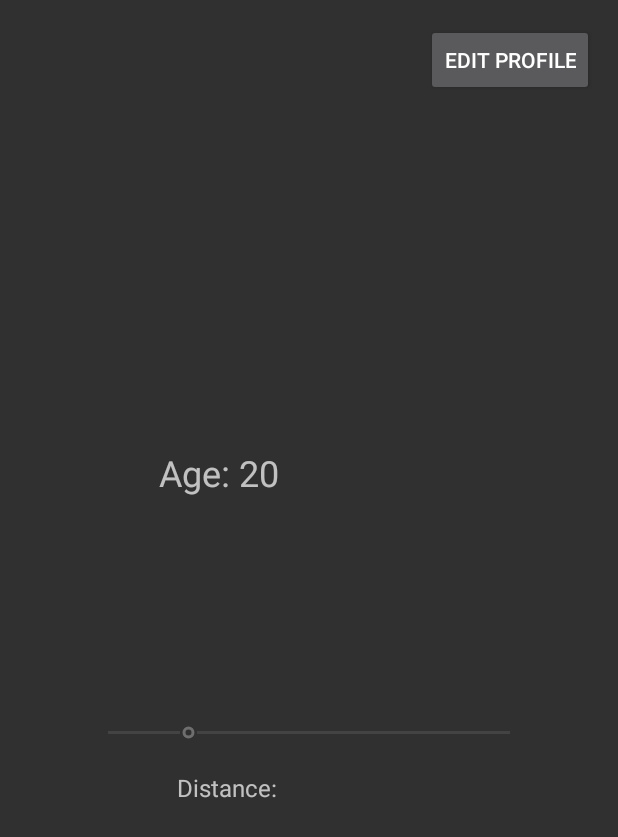
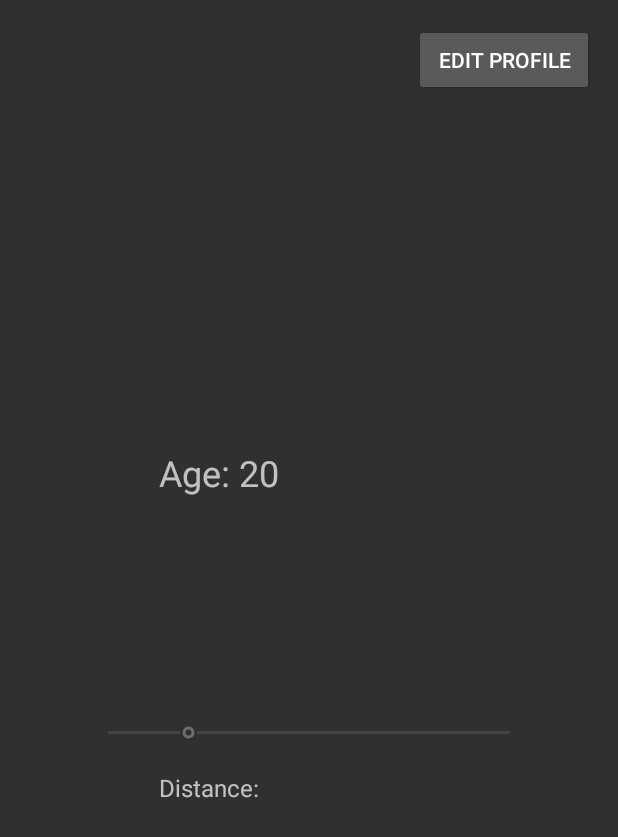
Before and after one commit to Miyagee/LiveNow, an Android app: the MainActivity screen opened directly, with no data from a screen before it, after a tap on "PROFILE", on a phone screen of 412 x 824 dp. Shown: the top 837 px of the screen. Run offline under Robolectric (Android 15) with nearby library versions, the phone set to English and light mode, and no system bars; libraries missing offline, so code that uses them is left out: com.firebase.client; 11 statements that could not run were skipped.

Commit message:
Start making layout files and making base edit screen

```diff
--- a/app/src/main/java/com/now/live/livenow/MainActivity.java
+++ b/app/src/main/java/com/now/live/livenow/MainActivity.java
@@ -8,6 +8,7 @@ import android.support.v4.app.FragmentTransaction;
 import android.support.v7.app.AppCompatActivity;
 import android.util.Log;
 import android.view.View;
+import android.widget.NumberPicker;
 import android.widget.RelativeLayout;
 import android.widget.TextView;
 
@@ -36,11 +37,14 @@ public class MainActivity extends AppCompatActivity implements ProfileFragment.O
     private int distanceUser;
     private User user;
 
+    private NumberPicker d;
+
     //Layout
     private RelativeLayout mainPage;
 
-    //Fragment
+    //Fragments
     private ProfileFragment profileFragment;
+    private EditProfileFragment editProfileFragment;
 
     @Override
     protected void onCreate(Bundle savedInstanceState) {
@@ -58,7 +62,6 @@ public class MainActivity extends AppCompatActivity implements ProfileFragment.O
         mainPage = (RelativeLayout) findViewById(R.id.mainPage);
 
         getUserData();
-
 
         //Checks for fragment alive
         if (findViewById(R.id.fragment_container_main) != null) {
@@ -117,11 +120,13 @@ public class MainActivity extends AppCompatActivity implements ProfileFragment.O
 
     }
 
-    public void profileTest(View view){
+    public void profileView(View view){
+        removeFragment(view);
         // Check that the activity is using the layout version with
         // the fragment_container FrameLayout
         if (findViewById(R.id.fragment_container_main) != null) {
             hideMain();
+
             // Create a new Fragment to be placed in the activity layout
             profileFragment = new ProfileFragment();
 
@@ -140,6 +145,31 @@ public class MainActivity extends AppCompatActivity implements ProfileFragment.O
         }
     }
 
+    public void editProfileView(View view){
+        removeFragment(view);
+        // Check that the activity is using the layout version with
+        // the fragment_container FrameLayout
+        if (findViewById(R.id.fragment_container_main) != null) {
+            hideMain();
+
+            // Create a new Fragment to be placed in the activity layout
+            editProfileFragment = new EditProfileFragment();
+
+            //Maybe bad practice?
+            editProfileFragment.setUser(user);
+
+            // In case this activity was started with special instructions from an
+            // Intent, pass the Intent's extras to the fragment as arguments
+            editProfileFragment.setArguments(getIntent().getExtras());
+
+
+            // Add the fragment to the 'fragment_container' FrameLayout
+            getSupportFragmentManager().beginTransaction()
+                    .add(R.id.fragment_container_main, editProfileFragment).commit();
+
+        }
+    }
+
     public void removeFragment(View view){
         Fragment fragment = getSupportFragmentManager().findFragmentById(R.id.fragment_container_main);
         if (fragment != null) {
@@ -150,11 +180,16 @@ public class MainActivity extends AppCompatActivity implements ProfileFragment.O
     }
 
     public void hideMain(){
-        mainPage.setVisibility(View.INVISIBLE);
+        if (mainPage.getVisibility() == View.VISIBLE){
+            mainPage.setVisibility(View.INVISIBLE);
+        }
+
     }
 
     public void showMain(){
-        mainPage.setVisibility(View.VISIBLE);
+        if(mainPage.getVisibility() == View.INVISIBLE){
+            mainPage.setVisibility(View.VISIBLE);
+        }
     }
 
 
--- a/app/src/main/res/layout/activity_main.xml
+++ b/app/src/main/res/layout/activity_main.xml
@@ -64,7 +64,7 @@
            android:id="@+id/button_profile_temp"
            android:layout_below="@+id/unA"
            android:layout_alignParentEnd="true"
-           android:onClick="profileTest"/>
+           android:onClick="profileView"/>
 
    </RelativeLayout>
 
--- /dev/null
+++ b/app/src/main/res/layout/distance_profile.xml
@@ -0,0 +1,35 @@
+<?xml version="1.0" encoding="utf-8"?>
+<RelativeLayout xmlns:android="http://schemas.android.com/apk/res/android"
+    android:layout_width="match_parent" android:layout_height="wrap_content">
+    <SeekBar
+        android:layout_width="300dp"
+        android:layout_height="50dp"
+        android:id="@+id/distance_profile"
+        android:indeterminate="false"
+        android:progress="100"
+        android:max="500"
+        android:clickable="false"
+        android:layout_alignParentTop="true"
+        android:layout_centerHorizontal="true" />
+
+    <TextView
+        android:layout_width="wrap_content"
+        android:layout_height="wrap_content"
+        android:text="@string/distance_text_profile"
+        android:id="@+id/distance_text_profile"
+        android:textSize="16sp"
+        android:layout_below="@+id/distance_profile"
+        android:layout_alignStart="@+id/distance_profile"
+        android:layout_marginStart="50dp" />
+
+    <TextView
+        android:layout_width="wrap_content"
+        android:layout_height="wrap_content"
+        android:id="@+id/distance_number_profile"
+        android:layout_alignTop="@+id/distance_text_profile"
+        android:textSize="16sp"
+        android:layout_alignParentStart="false"
+        android:layout_alignParentEnd="false"
+        android:layout_alignEnd="@+id/distance_profile"
+        android:layout_marginRight="75dp" />
+</RelativeLayout>
--- a/app/src/main/res/layout/fragment_profile.xml
+++ b/app/src/main/res/layout/fragment_profile.xml
@@ -4,9 +4,14 @@
     android:layout_height="match_parent"
     tools:context="com.now.live.livenow.ProfileFragment">
 
+    <ScrollView
+        android:layout_width="wrap_content"
+        android:layout_height="wrap_content"
+        android:id="@+id/scroll_profile" >
+
         <RelativeLayout
             android:layout_width="match_parent"
-        android:layout_height="match_parent"
+            android:layout_height="wrap_content"
             android:id="@+id/profile_fragment">
 
 
@@ -16,7 +21,8 @@
                 android:id="@+id/picture_profile"
                 android:layout_alignParentTop="true"
                 android:layout_centerHorizontal="true"
-            android:layout_marginTop="70dp" />
+                android:layout_marginTop="70dp"
+                android:contentDescription="@string/profile_pic_desc" />
 
             <TextView
                 android:layout_width="200dp"
@@ -48,11 +54,11 @@
                 android:layout_width="300dp"
                 android:layout_height="100dp"
                 android:id="@+id/description_profile"
+                android:textSize="12sp"
                 android:layout_below="@+id/gender_profile"
-            android:layout_centerHorizontal="true"
-            android:layout_alignParentEnd="false"
-            android:textSize="12sp" />
+                android:layout_centerHorizontal="true" />
 
+            <!--
             <SeekBar
                 android:layout_width="300dp"
                 android:layout_height="50dp"
@@ -83,16 +89,24 @@
                 android:textSize="16sp"
                 android:layout_toStartOf="@+id/edit_button_profile"
                 android:layout_marginRight="25dp" />
+                -->
+            <include layout="@layout/distance_profile"
+                android:layout_width="fill_parent"
+                android:layout_height="wrap_content"
+                android:id="@+id/include"
+                android:layout_below="@+id/description_profile"
+                android:layout_alignEnd="@+id/edit_button_profile"></include>
 
             <Button
-            android:layout_width="wrap_content"
+                android:layout_width="120dp"
                 android:layout_height="wrap_content"
                 android:text="@string/edit_profile"
                 android:id="@+id/edit_button_profile"
                 android:layout_alignParentTop="true"
                 android:layout_alignParentEnd="true"
-            android:onClick="removeFragment"/>
+                android:onClick="editProfileView"/>
 
         </RelativeLayout>
+    </ScrollView>
 
 </FrameLayout>
```
Also changed, not shown: app/src/main/java/com/now/live/livenow/EditProfileFragment.java (added, +103 -0 lines), app/src/main/res/layout/birthdate_edit.xml (added, +31 -0 lines), app/src/main/res/layout/fragment_edit_profile.xml (added, +78 -0 lines), app/src/main/res/layout/gender_edit.xml (added, +60 -0 lines), app/src/main/res/values/strings.xml (+9 -0 lines). Lines whose indentation alone changed are shown as unchanged.
